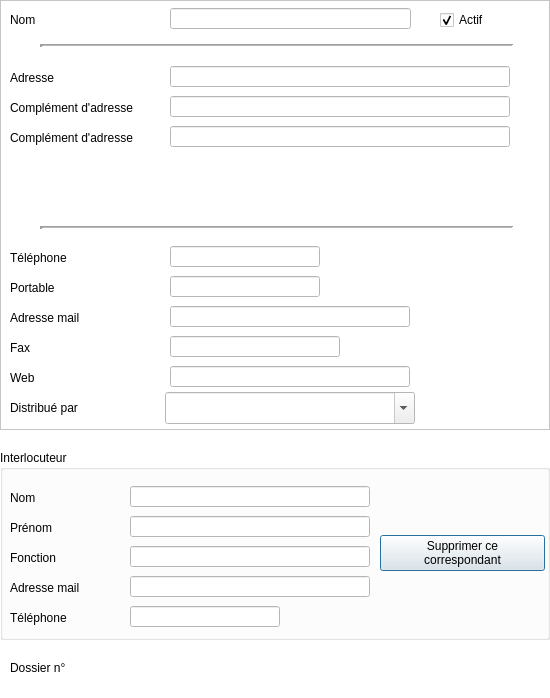
This is Dialogs/dlg_identificationmanufacturer.ui in ukinoki/Rufus as Qt 5 draws it before an edit. The edited form follows.
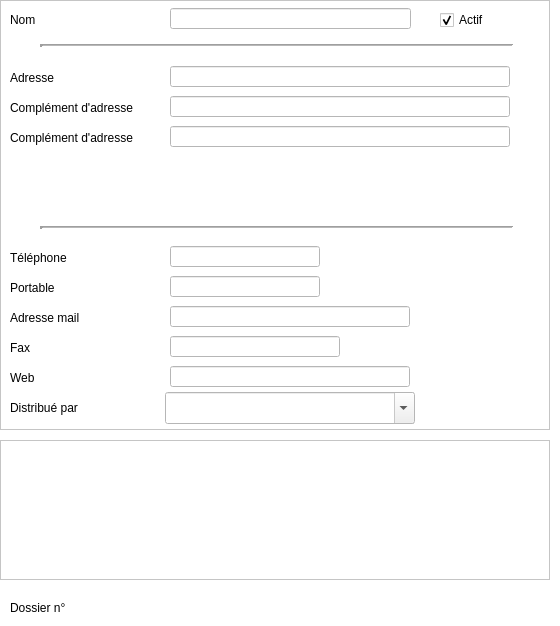
This is the edited form. Icons and pictures are not drawn. Custom widgets are drawn as their Qt base class.

```diff
--- a/Dialogs/dlg_identificationmanufacturer.ui
+++ b/Dialogs/dlg_identificationmanufacturer.ui
@@ -9,8 +9,8 @@
    <rect>
     <x>0</x>
     <y>0</y>
-    <width>550</width>
-    <height>698</height>
+    <width>560</width>
+    <height>626</height>
    </rect>
   </property>
   <property name="sizePolicy">
@@ -474,7 +474,7 @@
    <property name="geometry">
     <rect>
      <x>10</x>
-     <y>660</y>
+     <y>600</y>
      <width>111</width>
      <height>16</height>
     </rect>
@@ -486,231 +486,15 @@
     <enum>Qt::AutoText</enum>
    </property>
   </widget>
-  <widget class="QGroupBox" name="CorgroupBox">
+  <widget class="UpTableView" name="commercialsupTableView">
    <property name="geometry">
     <rect>
      <x>0</x>
-     <y>450</y>
+     <y>440</y>
      <width>550</width>
-     <height>190</height>
+     <height>140</height>
     </rect>
    </property>
-   <property name="minimumSize">
-    <size>
-     <width>550</width>
-     <height>190</height>
-    </size>
-   </property>
-   <property name="maximumSize">
-    <size>
-     <width>550</width>
-     <height>190</height>
-    </size>
-   </property>
-   <property name="title">
-    <string>Interlocuteur</string>
-   </property>
-   <widget class="QLabel" name="CorNomlabel">
-    <property name="geometry">
-     <rect>
-      <x>10</x>
-      <y>40</y>
-      <width>99</width>
-      <height>16</height>
-     </rect>
-    </property>
-    <property name="text">
-     <string>Nom</string>
-    </property>
-   </widget>
-   <widget class="UpLineEdit" name="CorStatutlineEdit">
-    <property name="geometry">
-     <rect>
-      <x>130</x>
-      <y>96</y>
-      <width>240</width>
-      <height>21</height>
-     </rect>
-    </property>
-    <property name="text">
-     <string/>
-    </property>
-    <property name="maxLength">
-     <number>45</number>
-    </property>
-   </widget>
-   <widget class="UpLineEdit" name="CorNomlineEdit">
-    <property name="geometry">
-     <rect>
-      <x>130</x>
-      <y>36</y>
-      <width>240</width>
-      <height>21</height>
-     </rect>
-    </property>
-    <property name="text">
-     <string/>
-    </property>
-    <property name="maxLength">
-     <number>45</number>
-    </property>
-   </widget>
-   <widget class="QLabel" name="CorStatutlabel">
-    <property name="geometry">
-     <rect>
-      <x>10</x>
-      <y>100</y>
-      <width>99</width>
-      <height>16</height>
-     </rect>
-    </property>
-    <property name="text">
-     <string>Fonction</string>
-    </property>
-   </widget>
-   <widget class="UpLineEdit" name="CorTelephonelineEdit">
-    <property name="geometry">
-     <rect>
-      <x>130</x>
-      <y>156</y>
-      <width>150</width>
-      <height>21</height>
-     </rect>
-    </property>
-    <property name="text">
-     <string/>
-    </property>
-    <property name="maxLength">
-     <number>17</number>
-    </property>
-   </widget>
-   <widget class="UpLineEdit" name="CorMaillineEdit">
-    <property name="geometry">
-     <rect>
-      <x>130</x>
-      <y>126</y>
-      <width>240</width>
-      <height>21</height>
-     </rect>
-    </property>
-    <property name="text">
-     <string/>
-    </property>
-    <property name="maxLength">
-     <number>45</number>
-    </property>
-   </widget>
-   <widget class="UpLineEdit" name="CorPrenomlineEdit">
-    <property name="geometry">
-     <rect>
-      <x>130</x>
-      <y>66</y>
-      <width>240</width>
-      <height>21</height>
-     </rect>
-    </property>
-    <property name="text">
-     <string/>
-    </property>
-    <property name="maxLength">
-     <number>45</number>
-    </property>
-   </widget>
-   <widget class="QLabel" name="CorTelephonelabel">
-    <property name="geometry">
-     <rect>
-      <x>10</x>
-      <y>160</y>
-      <width>99</width>
-      <height>16</height>
-     </rect>
-    </property>
-    <property name="text">
-     <string>Téléphone</string>
-    </property>
-   </widget>
-   <widget class="QLabel" name="CorMallabel">
-    <property name="geometry">
-     <rect>
-      <x>10</x>
-      <y>130</y>
-      <width>99</width>
-      <height>16</height>
-     </rect>
-    </property>
-    <property name="text">
-     <string>Adresse mail</string>
-    </property>
-   </widget>
-   <widget class="QLabel" name="CorPrenomlabel">
-    <property name="geometry">
-     <rect>
-      <x>10</x>
-      <y>70</y>
-      <width>99</width>
-      <height>16</height>
-     </rect>
-    </property>
-    <property name="text">
-     <string>Prénom</string>
-    </property>
-   </widget>
-   <widget class="QWidget" name="layoutWidget">
-    <property name="geometry">
-     <rect>
-      <x>380</x>
-      <y>30</y>
-      <width>165</width>
-      <height>146</height>
-     </rect>
-    </property>
-    <layout class="QVBoxLayout" name="verticalLayout">
-     <item>
-      <spacer name="verticalSpacer">
-       <property name="orientation">
-        <enum>Qt::Vertical</enum>
-       </property>
-       <property name="sizeHint" stdset="0">
-        <size>
-         <width>20</width>
-         <height>40</height>
-        </size>
-       </property>
-      </spacer>
-     </item>
-     <item>
-      <widget class="UpPushButton" name="killCorupPushButton">
-       <property name="text">
-        <string>Supprimer ce
-correspondant</string>
-       </property>
-       <property name="icon">
-        <iconset resource="../assets/Images/images.qrc">
-         <normaloff>:/killer.png</normaloff>:/killer.png</iconset>
-       </property>
-       <property name="iconSize">
-        <size>
-         <width>30</width>
-         <height>30</height>
-        </size>
-       </property>
-      </widget>
-     </item>
-     <item>
-      <spacer name="verticalSpacer_2">
-       <property name="orientation">
-        <enum>Qt::Vertical</enum>
-       </property>
-       <property name="sizeHint" stdset="0">
-        <size>
-         <width>20</width>
-         <height>40</height>
-        </size>
-       </property>
-      </spacer>
-     </item>
-    </layout>
-   </widget>
   </widget>
  </widget>
  <customwidgets>
@@ -719,16 +503,16 @@
    <extends>QLineEdit</extends>
    <header>uplineedit.h</header>
   </customwidget>
-  <customwidget>
-   <class>UpPushButton</class>
-   <extends>QPushButton</extends>
-   <header>uppushbutton.h</header>
-  </customwidget>
   <customwidget>
    <class>UpComboBox</class>
    <extends>QComboBox</extends>
    <header>upcombobox.h</header>
   </customwidget>
+  <customwidget>
+   <class>UpTableView</class>
+   <extends>QTableView</extends>
+   <header>uptableview.h</header>
+  </customwidget>
  </customwidgets>
  <tabstops>
   <tabstop>NomlineEdit</tabstop>
```
Left out of the diff: 15 changed lines with no effect on the pictures.
